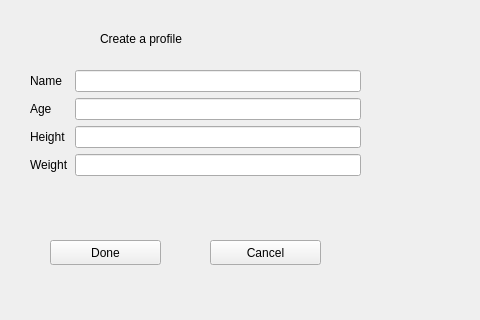
The window that profilepage.ui (andreias144/3004Final) describes before a commit, drawn with Qt 5; both pictures show x 0 to 480 and y 0 to 320 of the 631 by 479 pixel window.
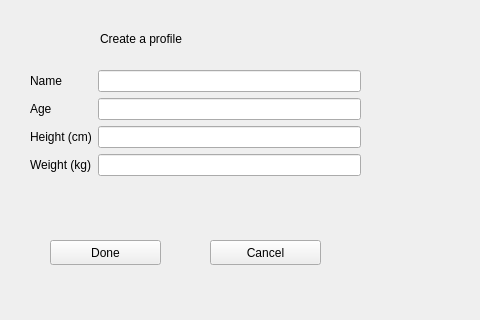
The same window after the commit.

```diff
--- a/profilepage.ui
+++ b/profilepage.ui
@@ -59,14 +59,14 @@
     <item row="2" column="0">
      <widget class="QLabel" name="heightLabel">
       <property name="text">
-       <string>Height</string>
+       <string>Height (cm)</string>
       </property>
      </widget>
     </item>
     <item row="3" column="0">
      <widget class="QLabel" name="wightLabel">
       <property name="text">
-       <string>Weight</string>
+       <string>Weight (kg)</string>
       </property>
      </widget>
     </item>
```
